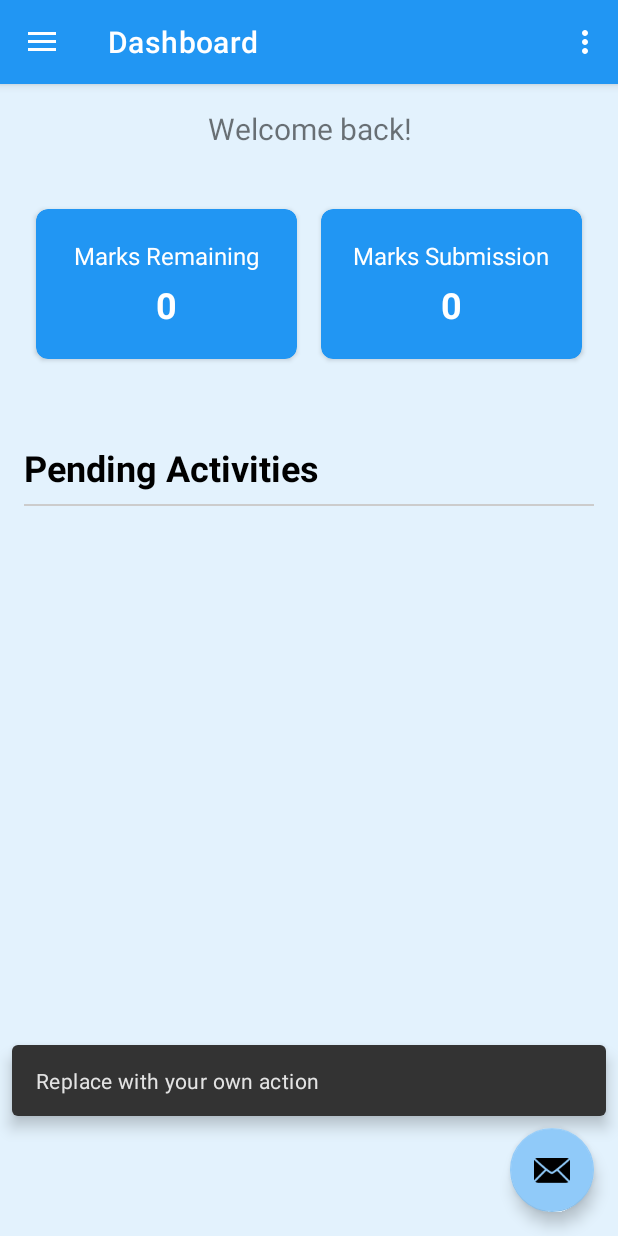
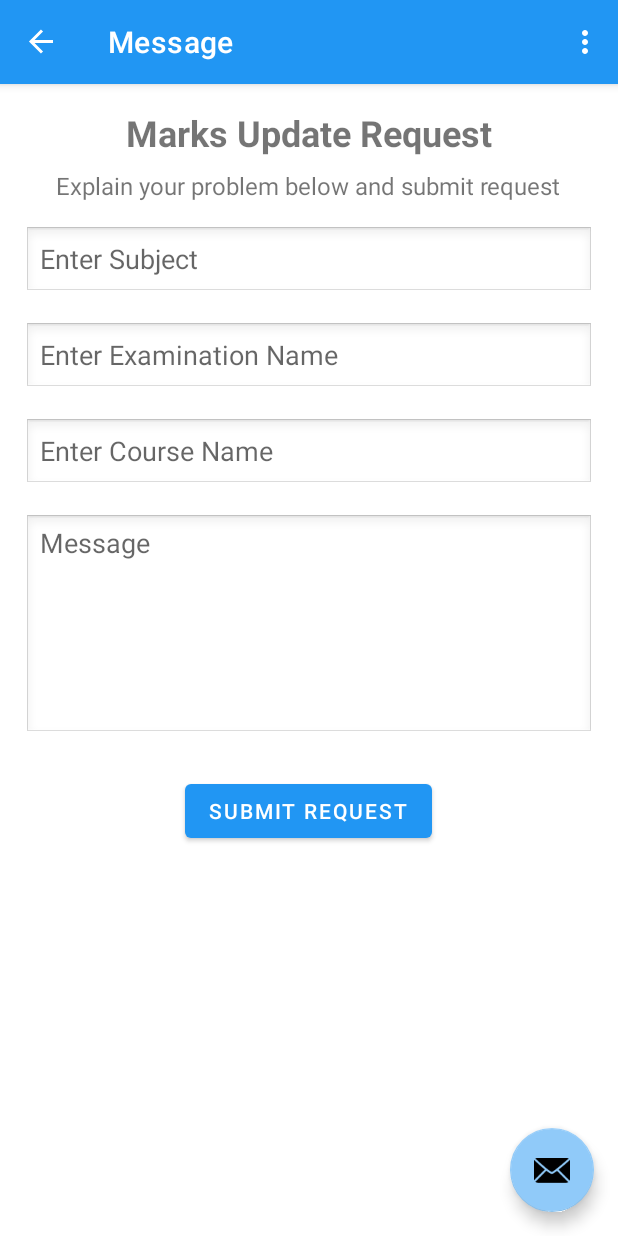
Before and after one commit to Mahiyat/obe-result-analysis-mobile-app, an Android app: the screen it shows after launch once a user with an empty profile is signed in (MainActivity), after a tap on an icon or button, on a phone screen of 412 x 824 dp. Run offline under Robolectric (Android 15) with nearby library versions, the phone set to English and light mode, and no system bars; our stand-ins replace Firebase (no records; nobody signed in at launch, a user with empty details on screens opened directly), navigation-ui; 2 statements that could not run were skipped.

Commit message:
Merge messaging system and modify code
Modify view profile

```diff
--- a/app/src/main/java/com/example/obe_result_analysis_mobile_app_1/MainActivity.kt
+++ b/app/src/main/java/com/example/obe_result_analysis_mobile_app_1/MainActivity.kt
@@ -33,9 +33,7 @@ private lateinit var binding: ActivityMainBinding
         setSupportActionBar(binding.appBarMain.toolbar)
 
         binding.appBarMain. fab.setOnClickListener { view ->
-            Snackbar.make(view, "Replace with your own action", Snackbar.LENGTH_LONG)
-                    .setAction("Action", null)
-                    .setAnchorView(R.id.fab).show()
+            findNavController(R.id.nav_host_fragment_content_main).navigate(R.id.marksUpdateFragment)
         }
         val drawerLayout: DrawerLayout = binding.drawerLayout
         val navView: NavigationView = binding.navView
--- /dev/null
+++ b/app/src/main/java/com/example/obe_result_analysis_mobile_app_1/ui/gallery/MarksUpdateRequestFragment.kt
@@ -0,0 +1,49 @@
+package com.example.obe_result_analysis_mobile_app_1.ui.gallery
+
+import android.os.Bundle
+import androidx.fragment.app.Fragment
+import android.view.LayoutInflater
+import android.view.View
+import android.view.ViewGroup
+import android.widget.Button
+import android.widget.EditText
+import android.widget.Toast
+import com.example.obe_result_analysis_mobile_app_1.R
+
+
+class MarksUpdateRequestFragment : Fragment() {
+    override fun onCreateView(
+        inflater: LayoutInflater, container: ViewGroup?,
+        savedInstanceState: Bundle?
+    ): View? {
+        val view = inflater.inflate(R.layout.fragment_marks_update_request, container, false)
+
+        val subjectEditText = view.findViewById<EditText>(R.id.subjectEditText2)
+        val examNameEditText = view.findViewById<EditText>(R.id.examNameEditText2)
+        val courseEditText = view.findViewById<EditText>(R.id.courseEditText2)
+        val messageEditText = view.findViewById<EditText>(R.id.messageEditText2)
+        val sendButton = view.findViewById<Button>(R.id.sendButton2)
+
+        sendButton.setOnClickListener {
+            val subject = subjectEditText.text.toString().trim()
+            val examName = examNameEditText.text.toString().trim()
+            val course = courseEditText.text.toString().trim()
+            val message = messageEditText.text.toString().trim()
+
+            if (subject.isEmpty() && examName.isEmpty() && course.isEmpty() && message.isEmpty()) {
+                Toast.makeText(requireContext(), "Please fill the fields!", Toast.LENGTH_SHORT).show()
+            } else {
+                // Handle the send action (e.g., submit to server, show Toast, etc.)
+                Toast.makeText(requireContext(), "Request Sent", Toast.LENGTH_SHORT).show()
+
+                // Clear the input fields after sending the request
+                subjectEditText.text.clear()
+                examNameEditText.text.clear()
+                courseEditText.text.clear()
+                messageEditText.text.clear()
+            }
+        }
+
+        return view
+    }
+}
--- /dev/null
+++ b/app/src/main/res/layout/fragment_marks_update_request.xml
@@ -0,0 +1,79 @@
+<LinearLayout
+    xmlns:android="http://schemas.android.com/apk/res/android"
+    xmlns:tools="http://schemas.android.com/tools"
+    android:layout_width="match_parent"
+    android:layout_height="match_parent"
+    android:orientation="vertical"
+    android:padding="16dp"
+    android:background="@color/white"
+    tools:context=".ui.gallery.MarksUpdateRequestFragment">
+
+    <!-- Title -->
+    <TextView
+        android:id="@+id/title"
+        android:layout_width="wrap_content"
+        android:layout_height="wrap_content"
+        android:text="Marks Update Request"
+        android:textSize="24sp"
+        android:textStyle="bold"
+        android:layout_gravity="center" />
+
+    <!-- Description -->
+    <TextView
+        android:id="@+id/description2"
+        android:layout_width="wrap_content"
+        android:layout_height="wrap_content"
+        android:text="Explain your problem below and submit request"
+        android:textSize="16sp"
+        android:layout_marginTop="8dp"
+        android:layout_gravity="center"/>
+
+    <!-- Subject EditText -->
+    <EditText
+        android:id="@+id/subjectEditText2"
+        android:layout_width="match_parent"
+        android:layout_height="wrap_content"
+        android:hint="Enter Subject"
+        android:layout_marginTop="16dp"
+        android:background="@android:drawable/edit_text" />
+
+    <!-- Examination Name EditText -->
+    <EditText
+        android:id="@+id/examNameEditText2"
+        android:layout_width="match_parent"
+        android:layout_height="wrap_content"
+        android:hint="Enter Examination Name"
+        android:layout_marginTop="16dp"
+        android:background="@android:drawable/edit_text" />
+
+    <!-- Course EditText -->
+    <EditText
+        android:id="@+id/courseEditText2"
+        android:layout_width="match_parent"
+        android:layout_height="wrap_content"
+        android:hint="Enter Course Name"
+        android:layout_marginTop="16dp"
+        android:background="@android:drawable/edit_text" />
+
+    <!-- Message Box -->
+    <EditText
+        android:id="@+id/messageEditText2"
+        android:layout_width="match_parent"
+        android:layout_height="wrap_content"
+        android:hint="Message"
+        android:layout_marginTop="16dp"
+        android:minHeight="150dp"
+        android:gravity="top"
+        android:background="@android:drawable/edit_text" />
+
+    <!-- Send Button -->
+    <Button
+        android:id="@+id/sendButton2"
+        android:layout_width="wrap_content"
+        android:layout_height="wrap_content"
+        android:text="SUBMIT REQUEST"
+        android:layout_gravity="center"
+        android:layout_marginTop="24dp"
+        android:textColor="@android:color/white" />
+
+</LinearLayout>
--- a/app/src/main/res/navigation/mobile_navigation.xml
+++ b/app/src/main/res/navigation/mobile_navigation.xml
@@ -63,4 +63,10 @@
         android:id="@+id/cieMarksheetFragment"
         android:name="com.example.obe_result_analysis_mobile_app_1.ui.gallery.CIEMarksheetFragment"
         android:label="CIE Marksheet"/>
+
+    <fragment
+        android:id="@+id/marksUpdateFragment"
+        android:name="com.example.obe_result_analysis_mobile_app_1.ui.gallery.MarksUpdateRequestFragment"
+        android:label="Message"
+        tools:layout="@layout/fragment_marks_update_request" />
 </navigation>
```
Also changed, not shown: app/src/main/res/layout/fragment_profile.xml (+33 -24 lines).
